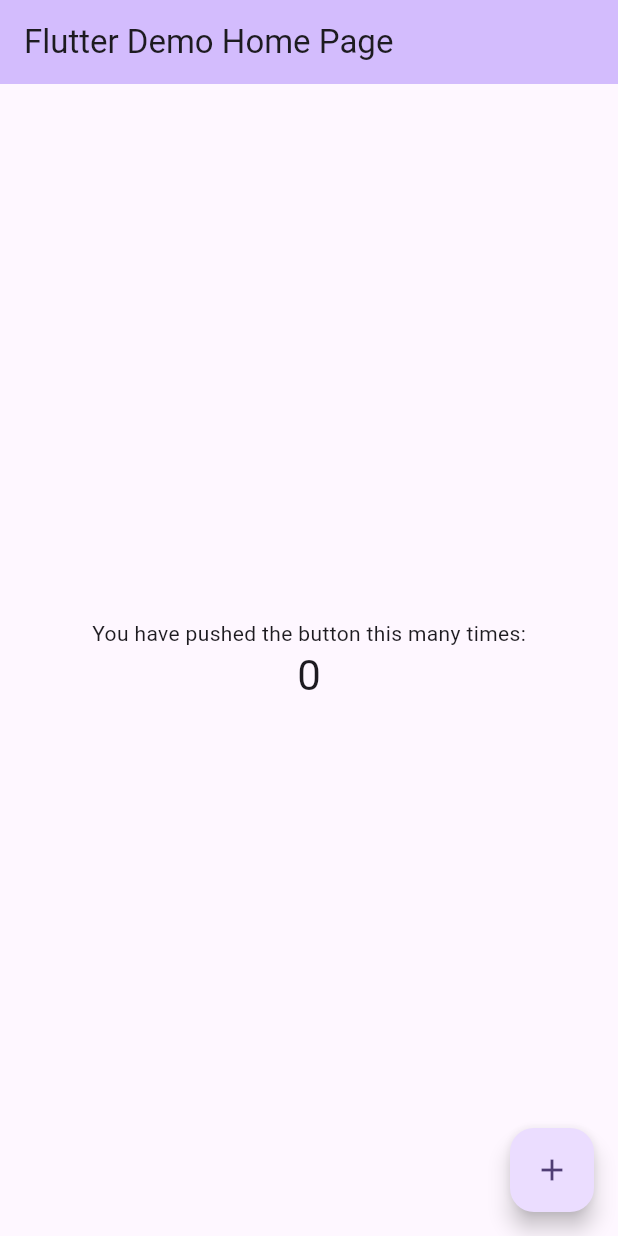
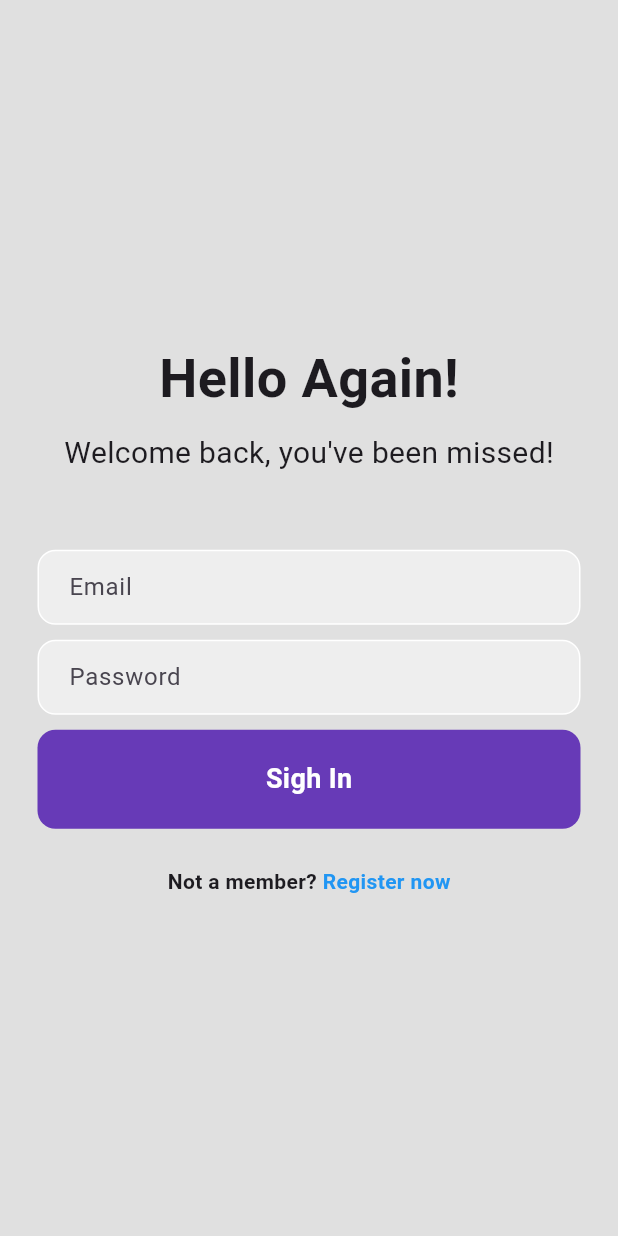
Before and after one commit to dear-yy/Quizflow_Frontend, a Flutter app: the screen it shows after launch, on a phone screen of 412 x 824 dp. Run offline on Flutter 3.47's test engine with Material 3 defaults, Android fonts, the phone set to English and light mode, and no system bars.

Commit message:
login page update

```diff
--- /dev/null
+++ b/lib/login_page.dart
@@ -0,0 +1,131 @@
+import 'package:flutter/cupertino.dart';
+import 'package:flutter/material.dart';
+import 'package:flutter/rendering.dart';
+
+class LoginPage extends StatefulWidget {
+  const LoginPage({super.key});
+
+  @override
+  State<LoginPage> createState() => _LoginPageState();
+}
+
+class _LoginPageState extends State<LoginPage> {
+  @override
+  Widget build(BuildContext context) {
+    return Scaffold(
+      backgroundColor: Colors.grey[300],
+      body: SafeArea(
+        child: Center(
+          child: Column(
+            mainAxisAlignment: MainAxisAlignment.center,
+              children: [
+                // Hello Again
+                Text(
+                  'Hello Again!',
+                  style: TextStyle(
+                    fontWeight: FontWeight.bold,
+                    fontSize: 36,
+                  ),
+                ),
+                SizedBox(height: 10),
+                Text(
+                  'Welcome back, you\'ve been missed!',
+                  style: TextStyle(
+                    fontSize: 20,
+                  ),
+                ),
+                SizedBox(height: 50),
+
+                // email text field
+                Padding(
+                  padding: const EdgeInsets.symmetric(horizontal: 25.0),
+                  child: Container(
+                    decoration: BoxDecoration(
+                      color: Colors.grey[200],
+                      border: Border.all(color: Colors.white),
+                      borderRadius: BorderRadius.circular(12),
+                    ),
+                    child: Padding(
+                      padding: const EdgeInsets.only(left: 20.0),
+                      child: TextField(
+                        decoration: InputDecoration(
+                          border: InputBorder.none,
+                          hintText: 'Email',
+                        ),
+                      ),
+                    ),
+                  ),
+                ),
+                SizedBox(height: 10),
+
+                // password text field
+                Padding(
+                  padding: const EdgeInsets.symmetric(horizontal: 25.0),
+                  child: Container(
+                    decoration: BoxDecoration(
+                      color: Colors.grey[200],
+                      border: Border.all(color: Colors.white),
+                      borderRadius: BorderRadius.circular(12),
+                    ),
+                    child: Padding(
+                      padding: const EdgeInsets.only(left: 20.0),
+                      child: TextField(
+                        obscureText: true,
+                        decoration: InputDecoration(
+                          border: InputBorder.none,
+                          hintText: 'Password',
+                        ),
+                      ),
+                    ),
+                  ),
+                ),
+                SizedBox(height: 10),
+
+                // sigh in button
+                Padding(
+                  padding: const EdgeInsets.symmetric(horizontal: 25.0),
+                  child: Container(
+                    padding: EdgeInsets.all(20),
+                    decoration: BoxDecoration(
+                      color: Colors.deepPurple,
+                      borderRadius: BorderRadius.circular(12),
+                    ),
+                    child: Center(
+                      child: Text(
+                        'Sigh In',
+                        style: TextStyle(
+                          color: Colors.white,
+                          fontWeight: FontWeight.bold,
+                          fontSize: 18,
+                        ),
+                      ),
+                    ),
+                  ),
+                ),
+                SizedBox(height: 25),
+
+                // not a member? register now
+                Row(
+                  mainAxisAlignment: MainAxisAlignment.center,
+                  children: [
+                    Text(
+                      'Not a member?',
+                      style: TextStyle(
+                        fontWeight: FontWeight.bold,
+                      ),
+                    ),
+                    Text(
+                      ' Register now',
+                      style: TextStyle(
+                        color: Colors.blue,
+                        fontWeight: FontWeight.bold,
+                      ),
+                    ),
+                  ],
+                ),
+          ])
+        )
+      ,)
+    );
+  }
+}
--- a/lib/main.dart
+++ b/lib/main.dart
@@ -1,4 +1,5 @@
 import 'package:flutter/material.dart';
+import 'package:quizflow_frontend/login_page.dart';
 
 void main() {
   runApp(const MyApp());
@@ -11,115 +12,8 @@ class MyApp extends StatelessWidget {
   @override
   Widget build(BuildContext context) {
     return MaterialApp(
-      title: 'Flutter Demo',
-      theme: ThemeData(
-        // This is the theme of your application.
-        //
-        // TRY THIS: Try running your application with "flutter run". You'll see
-        // the application has a purple toolbar. Then, without quitting the app,
-        // try changing the seedColor in the colorScheme below to Colors.green
-        // and then invoke "hot reload" (save your changes or press the "hot
-        // reload" button in a Flutter-supported IDE, or press "r" if you used
-        // the command line to start the app).
-        //
-        // Notice that the counter didn't reset back to zero; the application
-        // state is not lost during the reload. To reset the state, use hot
-        // restart instead.
-        //
-        // This works for code too, not just values: Most code changes can be
-        // tested with just a hot reload.
-        colorScheme: ColorScheme.fromSeed(seedColor: Colors.deepPurple),
-        useMaterial3: true,
-      ),
-      home: const MyHomePage(title: 'Flutter Demo Home Page'),
+      debugShowCheckedModeBanner: false,
+      home:LoginPage(),
     );
   }
 }
-
-class MyHomePage extends StatefulWidget {
-  const MyHomePage({super.key, required this.title});
-
-  // This widget is the home page of your application. It is stateful, meaning
-  // that it has a State object (defined below) that contains fields that affect
-  // how it looks.
-
-  // This class is the configuration for the state. It holds the values (in this
-  // case the title) provided by the parent (in this case the App widget) and
-  // used by the build method of the State. Fields in a Widget subclass are
-  // always marked "final".
-
-  final String title;
-
-  @override
-  State<MyHomePage> createState() => _MyHomePageState();
-}
-
-class _MyHomePageState extends State<MyHomePage> {
-  int _counter = 0;
-
-  void _incrementCounter() {
-    setState(() {
-      // This call to setState tells the Flutter framework that something has
-      // changed in this State, which causes it to rerun the build method below
-      // so that the display can reflect the updated values. If we changed
-      // _counter without calling setState(), then the build method would not be
-      // called again, and so nothing would appear to happen.
-      _counter++;
-    });
-  }
-
-  @override
-  Widget build(BuildContext context) {
-    // This method is rerun every time setState is called, for instance as done
-    // by the _incrementCounter method above.
-    //
-    // The Flutter framework has been optimized to make rerunning build methods
-    // fast, so that you can just rebuild anything that needs updating rather
-    // than having to individually change instances of widgets.
-    return Scaffold(
-      appBar: AppBar(
-        // TRY THIS: Try changing the color here to a specific color (to
-        // Colors.amber, perhaps?) and trigger a hot reload to see the AppBar
-        // change color while the other colors stay the same.
-        backgroundColor: Theme.of(context).colorScheme.inversePrimary,
-        // Here we take the value from the MyHomePage object that was created by
-        // the App.build method, and use it to set our appbar title.
-        title: Text(widget.title),
-      ),
-      body: Center(
-        // Center is a layout widget. It takes a single child and positions it
-        // in the middle of the parent.
-        child: Column(
-          // Column is also a layout widget. It takes a list of children and
-          // arranges them vertically. By default, it sizes itself to fit its
-          // children horizontally, and tries to be as tall as its parent.
-          //
-          // Column has various properties to control how it sizes itself and
-          // how it positions its children. Here we use mainAxisAlignment to
-          // center the children vertically; the main axis here is the vertical
-          // axis because Columns are vertical (the cross axis would be
-          // horizontal).
-          //
-          // TRY THIS: Invoke "debug painting" (choose the "Toggle Debug Paint"
-          // action in the IDE, or press "p" in the console), to see the
-          // wireframe for each widget.
-          mainAxisAlignment: MainAxisAlignment.center,
-          children: <Widget>[
-            const Text(
-              'You have pushed the button this many times:',
-            ),
-            Text(
-              '$_counter',
-              style: Theme.of(context).textTheme.headlineMedium,
-            ),
-          ],
-        ),
-      ),
-      floatingActionButton: FloatingActionButton(
-        onPressed: _incrementCounter,
-        tooltip: 'Increment',
-        child: const Icon(Icons.add),
-      ), // This trailing comma makes auto-formatting nicer for build methods.
-    );
-  }
-}
--- a/pubspec.yaml
+++ b/pubspec.yaml
@@ -34,6 +34,7 @@ dependencies:
   # The following adds the Cupertino Icons font to your application.
   # Use with the CupertinoIcons class for iOS style icons.
   cupertino_icons: ^1.0.8
+  google_fonts:
 
 dev_dependencies:
   flutter_test:
```
Also changed, not shown: pubspec.lock.
